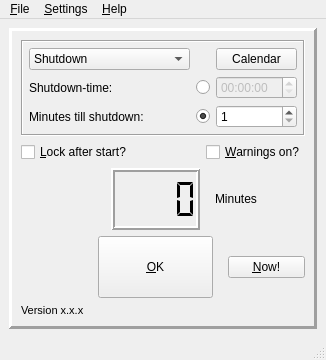
Above: qshutdown/src/ui/gui.ui from hakaishi/shutdown-qapps before the change. Below: the same form after it.
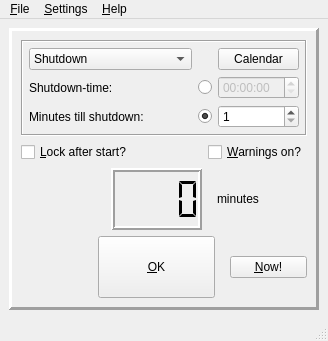
That is the form after the change. Icons and pictures are not drawn.

Commit message: Changes in Release 1.6.4: - new (and bigger) qshutdown symbol - many new translations - fix for intern reset: now independent from QTimer - fix for not keeping proportions at startup - fix for discarding changes and passwords when escaping   preferences and password dialogs - removed version text label from the main window - added version text message to the statusbar - simplyfied the creation of the config file

The edit to the form file:
```diff
--- a/qshutdown/src/ui/gui.ui
+++ b/qshutdown/src/ui/gui.ui
@@ -6,8 +6,8 @@
    <rect>
     <x>0</x>
     <y>0</y>
-    <width>326</width>
-    <height>360</height>
+    <width>328</width>
+    <height>341</height>
    </rect>
   </property>
   <property name="windowTitle">
@@ -37,18 +37,6 @@
        <number>3</number>
       </property>
       <layout class="QGridLayout" name="gridLayout">
-       <item row="4" column="0">
-        <widget class="QLabel" name="version">
-         <property name="font">
-          <font>
-           <pointsize>8</pointsize>
-          </font>
-         </property>
-         <property name="text">
-          <string notr="true">Version x.x.x</string>
-         </property>
-        </widget>
-       </item>
        <item row="0" column="0" colspan="2">
         <widget class="QFrame" name="frameBox">
          <property name="sizePolicy">
@@ -299,7 +287,7 @@
             </size>
            </property>
            <property name="text">
-            <string>Minutes</string>
+            <string>minutes</string>
            </property>
           </widget>
          </item>
@@ -427,8 +415,8 @@
     <rect>
      <x>0</x>
      <y>0</y>
-     <width>326</width>
-     <height>26</height>
+     <width>328</width>
+     <height>25</height>
     </rect>
    </property>
    <widget class="QMenu" name="menuFile">
```
Left out of the diff: 2 changed lines with no effect on the pictures. The commit also changes 46 other files.
